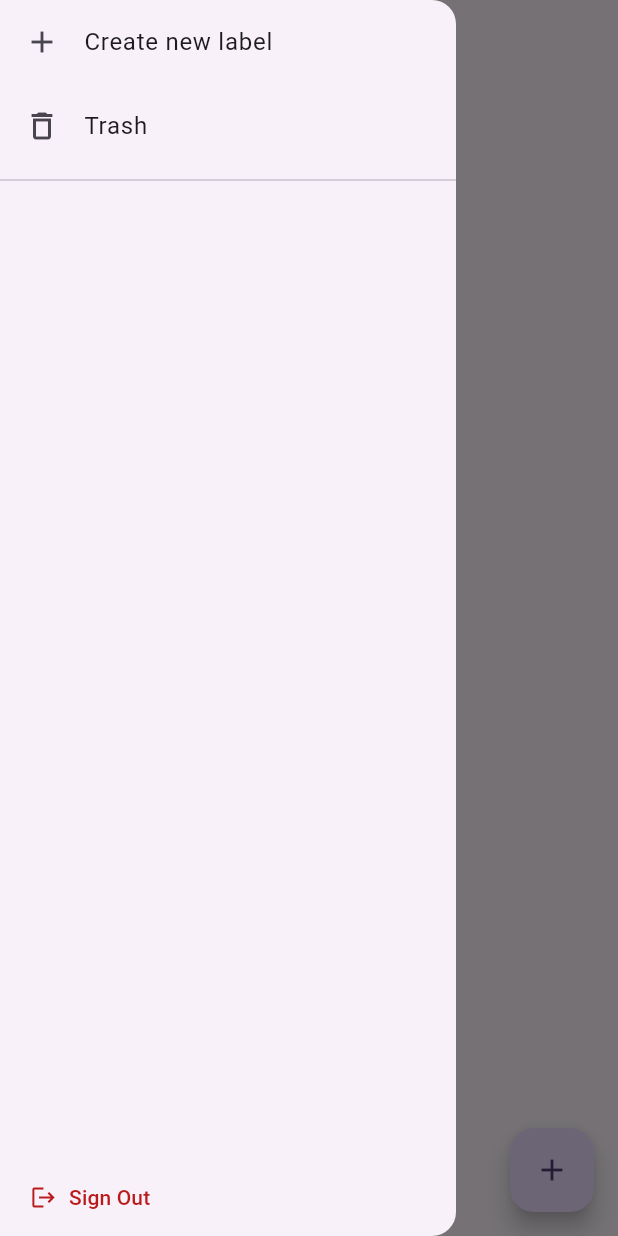
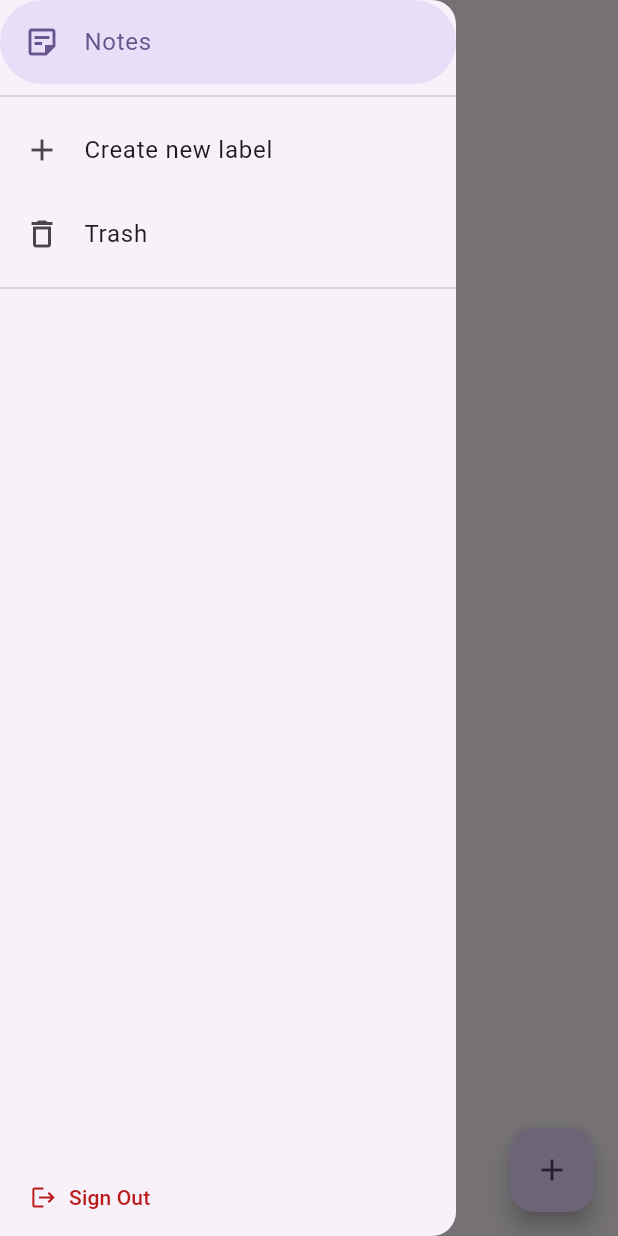
Before and after one commit to alexaniko88/my-notes, a Flutter app: the screen it shows once a user with an empty profile is signed in, with the side drawer open, on a phone screen of 412 x 824 dp. Run offline on Flutter 3.47's test engine with Material 3 defaults, Android fonts, the phone set to English and light mode, and no system bars; our stand-ins replace cloud_firestore, equatable, firebase_auth, firebase_core, flutter_riverpod, gap and 3 more; accounts and stored records are empty; generated files the repository leaves out were written again.

Commit message:
feat(trash): add all-notes drawer item and harden note delete flow

```diff
--- a/lib/gen/app_localizations.dart
+++ b/lib/gen/app_localizations.dart
@@ -361,6 +361,30 @@ abstract class AppLocalizations {
   /// In en, this message translates to:
   /// **'Delete forever'**
   String get noteDeleteForever;
+
+  /// Drawer item that shows all notes without any filter
+  ///
+  /// In en, this message translates to:
+  /// **'Notes'**
+  String get allNotes;
+
+  /// Snackbar shown when trashing, restoring, or deleting a note fails
+  ///
+  /// In en, this message translates to:
+  /// **'Something went wrong. Try again.'**
+  String get noteActionError;
+
+  /// Title of the confirmation dialog before permanently deleting a note
+  ///
+  /// In en, this message translates to:
+  /// **'Delete forever?'**
+  String get deleteForeverDialogTitle;
+
+  /// Body of the confirmation dialog before permanently deleting a note
+  ///
+  /// In en, this message translates to:
+  /// **'This note will be permanently deleted.'**
+  String get deleteForeverDialogBody;
 }
 
 class _AppLocalizationsDelegate
--- a/lib/l10n/app_es.arb
+++ b/lib/l10n/app_es.arb
@@ -42,5 +42,9 @@
   "trashRetentionNotice": "Las notas de la papelera se eliminan después de 7 días",
   "noteDelete": "Eliminar",
   "noteRestore": "Restaurar",
-  "noteDeleteForever": "Eliminar para siempre"
+  "noteDeleteForever": "Eliminar para siempre",
+  "allNotes": "Notas",
+  "noteActionError": "Algo salió mal. Inténtalo de nuevo.",
+  "deleteForeverDialogTitle": "¿Eliminar para siempre?",
+  "deleteForeverDialogBody": "Esta nota se eliminará permanentemente."
 }
--- a/lib/presentation/widgets/home/app_drawer.dart
+++ b/lib/presentation/widgets/home/app_drawer.dart
@@ -8,6 +8,7 @@ import 'package:my_notes/presentation/providers/labels/selected_label_provider.d
 import 'package:my_notes/presentation/providers/trash/selected_trash_provider.dart';
 import 'package:my_notes/presentation/widgets/common/app_icon.dart';
 import 'package:my_notes/presentation/widgets/common/app_text_button.dart';
+import 'package:my_notes/presentation/widgets/home/drawer_all_notes_section.dart';
 import 'package:my_notes/presentation/widgets/home/drawer_labels_section.dart';
 import 'package:my_notes/presentation/widgets/home/drawer_trash_section.dart';
 import 'package:my_notes/shared/extensions/build_context_extensions.dart';
@@ -19,6 +20,12 @@ class AppDrawer extends ConsumerWidget {
   void _openEditLabels(BuildContext context) {
     Scaffold.of(context).closeDrawer();
     context.push(AppRoute.editLabels.path);
+  }
+
+  void _onAllNotesTap(BuildContext context, WidgetRef ref) {
+    ref.read(selectedLabelProvider.notifier).clear();
+    ref.read(selectedTrashProvider.notifier).clear();
+    Scaffold.of(context).closeDrawer();
   }
 
   void _onTrashTap(BuildContext context, WidgetRef ref) {
@@ -67,12 +74,17 @@ class AppDrawer extends ConsumerWidget {
     final labels = ref.watch(labelsProvider).asData?.value ?? const [];
     final selectedLabelId = ref.watch(selectedLabelProvider);
     final isTrashSelected = ref.watch(selectedTrashProvider);
+    final isAllNotesSelected = selectedLabelId == null && !isTrashSelected;
 
     return Drawer(
       child: SafeArea(
         child: Column(
           crossAxisAlignment: CrossAxisAlignment.start,
           children: [
+            DrawerAllNotesSection(
+              isSelected: isAllNotesSelected,
+              onTap: () => _onAllNotesTap(context, ref),
+            ),
             DrawerLabelsSection(
               labels: labels,
               selectedLabelId: selectedLabelId,
--- /dev/null
+++ b/lib/presentation/widgets/home/drawer_all_notes_section.dart
@@ -0,0 +1,35 @@
+import 'package:flutter/material.dart';
+import 'package:my_notes/presentation/widgets/common/app_icon.dart';
+import 'package:my_notes/shared/extensions/build_context_extensions.dart';
+
+class DrawerAllNotesSection extends StatelessWidget {
+  static const _selectedTileShape = StadiumBorder();
+
+  final bool isSelected;
+  final VoidCallback? onTap;
+
+  const DrawerAllNotesSection({super.key, this.isSelected = false, this.onTap});
+
+  @override
+  Widget build(BuildContext context) {
+    final l10n = context.l10n;
+    final theme = Theme.of(context);
+
+    final selectedTileColor = theme.colorScheme.secondaryContainer;
+
+    return Column(
+      crossAxisAlignment: CrossAxisAlignment.stretch,
+      children: [
+        ListTile(
+          selected: isSelected,
+          selectedTileColor: selectedTileColor,
+          shape: _selectedTileShape,
+          leading: const AppIcon(name: AppIconName.stickyNote2Outlined),
+          title: Text(l10n.allNotes),
+          onTap: onTap,
+        ),
+        const Divider(),
+      ],
+    );
+  }
+}
```
Also changed, not shown: lib/gen/app_localizations_en.dart (+13 -0 lines), lib/gen/app_localizations_es.dart (+13 -0 lines), lib/l10n/app_en.arb (+16 -0 lines), lib/presentation/screens/note/note_screen.dart (+70 -13 lines).
